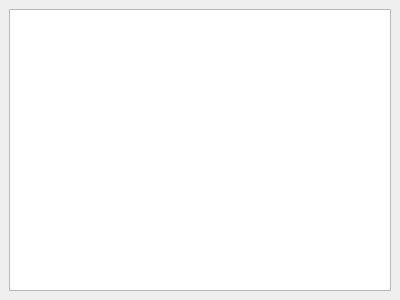
amauri-bz/az_log_analyzer, file filetree.ui: the form before one commit.
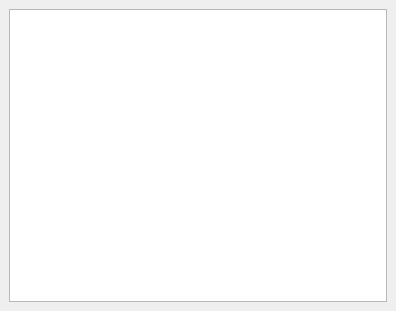
The form after the commit.

The edit to the form file:
```diff
--- a/filetree.ui
+++ b/filetree.ui
@@ -6,10 +6,16 @@
    <rect>
     <x>0</x>
     <y>0</y>
-    <width>400</width>
-    <height>300</height>
+    <width>396</width>
+    <height>311</height>
    </rect>
   </property>
+  <property name="minimumSize">
+   <size>
+    <width>109</width>
+    <height>139</height>
+   </size>
+  </property>
   <property name="features">
    <set>QDockWidget::DockWidgetFloatable|QDockWidget::DockWidgetMovable</set>
   </property>
```
